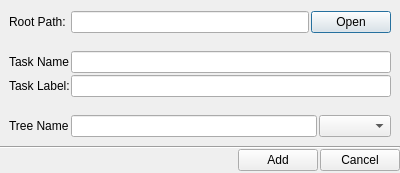
First picture: the form in appli/prodManager/ui/defaultSettingsDial.ui, repository snaress/studio, before the edit.
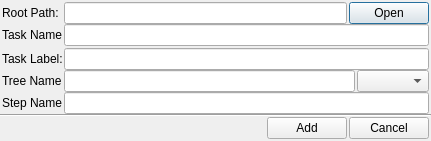
Second picture: the form after the edit.

Commit message: prodManager: project settings: Commit after refonte settings

Patch:
```diff
--- a/appli/prodManager/ui/defaultSettingsDial.ui
+++ b/appli/prodManager/ui/defaultSettingsDial.ui
@@ -6,8 +6,8 @@
    <rect>
     <x>0</x>
     <y>0</y>
-    <width>400</width>
-    <height>123</height>
+    <width>431</width>
+    <height>137</height>
    </rect>
   </property>
   <property name="windowTitle">
@@ -35,6 +35,18 @@
       <property name="spacing">
        <number>2</number>
       </property>
+      <property name="leftMargin">
+       <number>2</number>
+      </property>
+      <property name="topMargin">
+       <number>0</number>
+      </property>
+      <property name="rightMargin">
+       <number>2</number>
+      </property>
+      <property name="bottomMargin">
+       <number>0</number>
+      </property>
       <item>
        <widget class="QLabel" name="lPath">
         <property name="minimumSize">
@@ -67,6 +79,99 @@
      </layout>
     </widget>
    </item>
+   <item row="4" column="0">
+    <widget class="Line" name="line">
+     <property name="orientation">
+      <enum>Qt::Horizontal</enum>
+     </property>
+    </widget>
+   </item>
+   <item row="5" column="0">
+    <layout class="QHBoxLayout" name="hlConfirm">
+     <property name="spacing">
+      <number>2</number>
+     </property>
+     <property name="leftMargin">
+      <number>2</number>
+     </property>
+     <property name="rightMargin">
+      <number>2</number>
+     </property>
+     <item>
+      <spacer name="horizontalSpacer">
+       <property name="orientation">
+        <enum>Qt::Horizontal</enum>
+       </property>
+       <property name="sizeHint" stdset="0">
+        <size>
+         <width>40</width>
+         <height>20</height>
+        </size>
+       </property>
+      </spacer>
+     </item>
+     <item>
+      <widget class="QPushButton" name="pbAdd">
+       <property name="text">
+        <string>Add</string>
+       </property>
+      </widget>
+     </item>
+     <item>
+      <widget class="QPushButton" name="pbCancel">
+       <property name="text">
+        <string>Cancel</string>
+       </property>
+      </widget>
+     </item>
+    </layout>
+   </item>
+   <item row="2" column="0">
+    <widget class="QFrame" name="qfTreeName">
+     <layout class="QHBoxLayout" name="hlTreeName">
+      <property name="spacing">
+       <number>2</number>
+      </property>
+      <property name="leftMargin">
+       <number>2</number>
+      </property>
+      <property name="topMargin">
+       <number>0</number>
+      </property>
+      <property name="rightMargin">
+       <number>2</number>
+      </property>
+      <property name="bottomMargin">
+       <number>0</number>
+      </property>
+      <item>
+       <widget class="QLabel" name="lTreeName">
+        <property name="minimumSize">
+         <size>
+          <width>60</width>
+          <height>0</height>
+         </size>
+        </property>
+        <property name="maximumSize">
+         <size>
+          <width>60</width>
+          <height>16777215</height>
+         </size>
+        </property>
+        <property name="text">
+         <string>Tree Name: </string>
+        </property>
+       </widget>
+      </item>
+      <item>
+       <widget class="QLineEdit" name="leTreeName"/>
+      </item>
+      <item>
+       <widget class="QComboBox" name="cbTreeType"/>
+      </item>
+     </layout>
+    </widget>
+   </item>
    <item row="1" column="0">
     <widget class="QFrame" name="qfTask">
      <layout class="QFormLayout" name="flTask">
@@ -76,6 +181,18 @@
       <property name="verticalSpacing">
        <number>2</number>
       </property>
+      <property name="leftMargin">
+       <number>2</number>
+      </property>
+      <property name="topMargin">
+       <number>0</number>
+      </property>
+      <property name="rightMargin">
+       <number>2</number>
+      </property>
+      <property name="bottomMargin">
+       <number>0</number>
+      </property>
       <item row="0" column="0">
        <widget class="QLabel" name="lName">
         <property name="minimumSize">
@@ -123,91 +240,55 @@
      </layout>
     </widget>
    </item>
-   <item row="2" column="0">
-    <widget class="QFrame" name="qfTreeName">
-     <layout class="QHBoxLayout" name="hlTreeName">
-      <property name="spacing">
-       <number>2</number>
-      </property>
-      <item>
-       <widget class="QLabel" name="lTreeName">
-        <property name="minimumSize">
-         <size>
-          <width>60</width>
-          <height>0</height>
-         </size>
-        </property>
-        <property name="maximumSize">
-         <size>
-          <width>60</width>
-          <height>16777215</height>
-         </size>
-        </property>
-        <property name="text">
-         <string>Tree Name: </string>
-        </property>
-       </widget>
-      </item>
-      <item>
-       <widget class="QLineEdit" name="leTreeName"/>
-      </item>
-      <item>
-       <widget class="QComboBox" name="cbTreeType"/>
-      </item>
-     </layout>
-    </widget>
-   </item>
    <item row="3" column="0">
-    <widget class="Line" name="line">
-     <property name="orientation">
-      <enum>Qt::Horizontal</enum>
-     </property>
-    </widget>
-   </item>
-   <item row="4" column="0">
-    <layout class="QHBoxLayout" name="hlConfirm">
+    <widget class="QFrame" name="qfStep">
+     <layout class="QHBoxLayout" name="hlStep">
      <property name="spacing">
       <number>2</number>
      </property>
+      <property name="leftMargin">
+       <number>2</number>
+      </property>
+      <property name="topMargin">
+       <number>0</number>
+      </property>
+      <property name="rightMargin">
+       <number>2</number>
+      </property>
+      <property name="bottomMargin">
+       <number>0</number>
+      </property>
      <item>
-      <spacer name="horizontalSpacer">
-       <property name="orientation">
-        <enum>Qt::Horizontal</enum>
-       </property>
-       <property name="sizeHint" stdset="0">
+       <widget class="QLabel" name="lStep">
+        <property name="minimumSize">
+         <size>
+          <width>60</width>
+          <height>0</height>
+         </size>
+        </property>
+        <property name="maximumSize">
         <size>
-         <width>40</width>
-         <height>20</height>
-        </size>
-       </property>
-      </spacer>
-     </item>
-     <item>
-      <widget class="QPushButton" name="pbAdd">
+          <width>60</width>
+          <height>16777215</height>
+         </size>
+        </property>
        <property name="text">
-        <string>Add</string>
+         <string>Step Name: </string>
        </property>
       </widget>
      </item>
      <item>
-      <widget class="QPushButton" name="pbCancel">
-       <property name="text">
-        <string>Cancel</string>
-       </property>
-      </widget>
-     </item>
-    </layout>
+       <widget class="QLineEdit" name="leStep"/>
+      </item>
+     </layout>
+    </widget>
    </item>
   </layout>
+  <zorder>qfTask</zorder>
+  <zorder>qfTreeName</zorder>
   <zorder>line</zorder>
-  <zorder>lName</zorder>
   <zorder>qfRootPath</zorder>
-  <zorder>leLabel</zorder>
-  <zorder>lLabel</zorder>
-  <zorder>lName</zorder>
-  <zorder>leName</zorder>
-  <zorder>lTreeName</zorder>
-  <zorder>leTreeName</zorder>
+  <zorder>qfStep</zorder>
  </widget>
  <resources/>
  <connections/>
```
Lines whose indentation alone changed are shown as unchanged. The commit also changes 4 other files.
